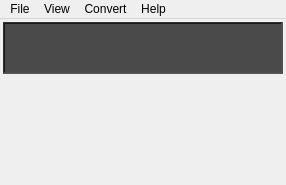
This is Utilities/Calculator.app/Resources/main_window.ui in helloSystem/Utilities as Qt 5 draws it before an edit. The edited form follows.
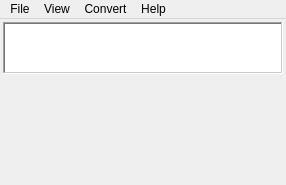
This is the edited form.

```diff
--- a/Utilities/Calculator.app/Resources/main_window.ui
+++ b/Utilities/Calculator.app/Resources/main_window.ui
@@ -6,7 +6,7 @@
    <rect>
     <x>0</x>
     <y>0</y>
-    <width>282</width>
+    <width>286</width>
     <height>185</height>
    </rect>
   </property>
@@ -63,8 +63,8 @@
           </sizepolicy>
          </property>
          <property name="styleSheet">
-          <string notr="true">background-color: rgb(74, 74, 74);
-color: rgb(228, 228, 228);</string>
+          <string notr="true">background-color: &quot;#cbe5c3&quot;;
+color: &quot;#3f3f3f&quot;;</string>
          </property>
          <property name="frameShape">
           <enum>QFrame::WinPanel</enum>
```
Left out of the diff: 29 changed lines with no effect on the pictures.
